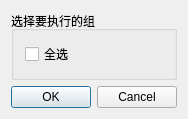
Old version of the form Cat/CatGroupSelector.ui in the repository llseptem/Cat.
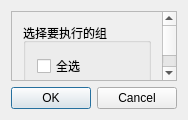
New version of the form.

```diff
--- a/Cat/CatGroupSelector.ui
+++ b/Cat/CatGroupSelector.ui
@@ -7,12 +7,27 @@
     <x>0</x>
     <y>0</y>
     <width>174</width>
-    <height>95</height>
+    <height>118</height>
    </rect>
   </property>
   <property name="windowTitle">
    <string>选择组</string>
   </property>
+  <layout class="QVBoxLayout" name="verticalLayout_3">
+   <item>
+    <widget class="QScrollArea" name="scrollArea">
+     <property name="widgetResizable">
+      <bool>true</bool>
+     </property>
+     <widget class="QWidget" name="scrollAreaWidgetContents">
+      <property name="geometry">
+       <rect>
+        <x>0</x>
+        <y>0</y>
+        <width>154</width>
+        <height>69</height>
+       </rect>
+      </property>
   <layout class="QVBoxLayout" name="verticalLayout_2">
    <item>
     <widget class="QGroupBox" name="groupBox">
@@ -28,6 +43,10 @@
        </widget>
       </item>
      </layout>
+        </widget>
+       </item>
+      </layout>
+     </widget>
     </widget>
    </item>
    <item>
```
Lines whose indentation alone changed are shown as unchanged.
